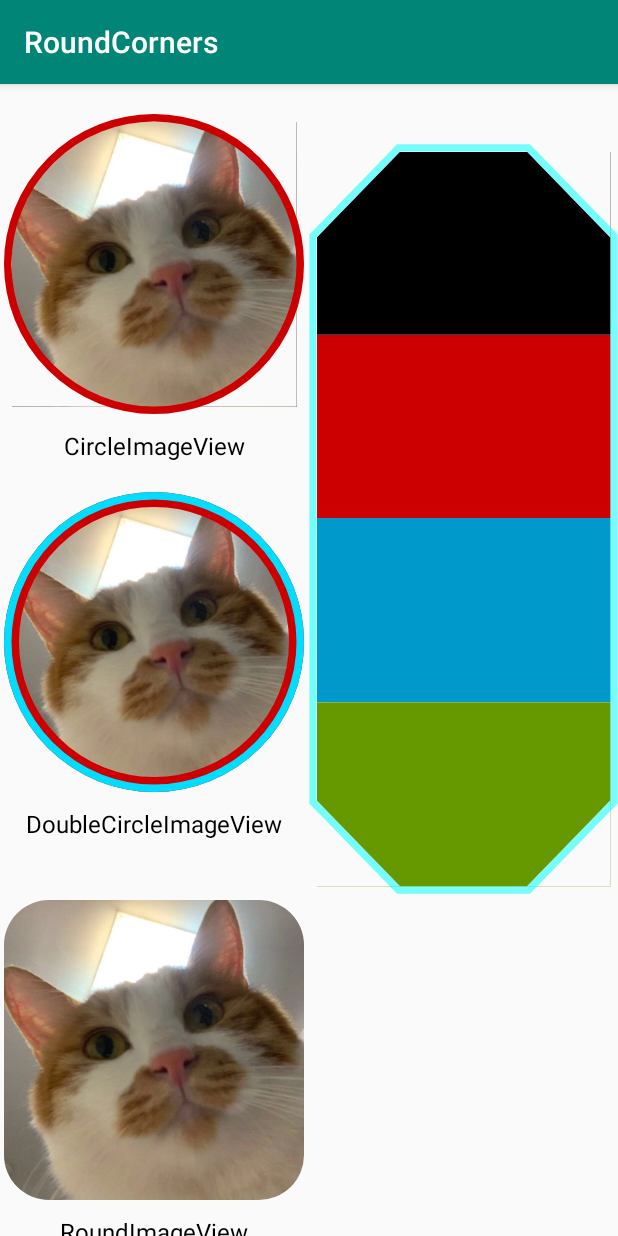
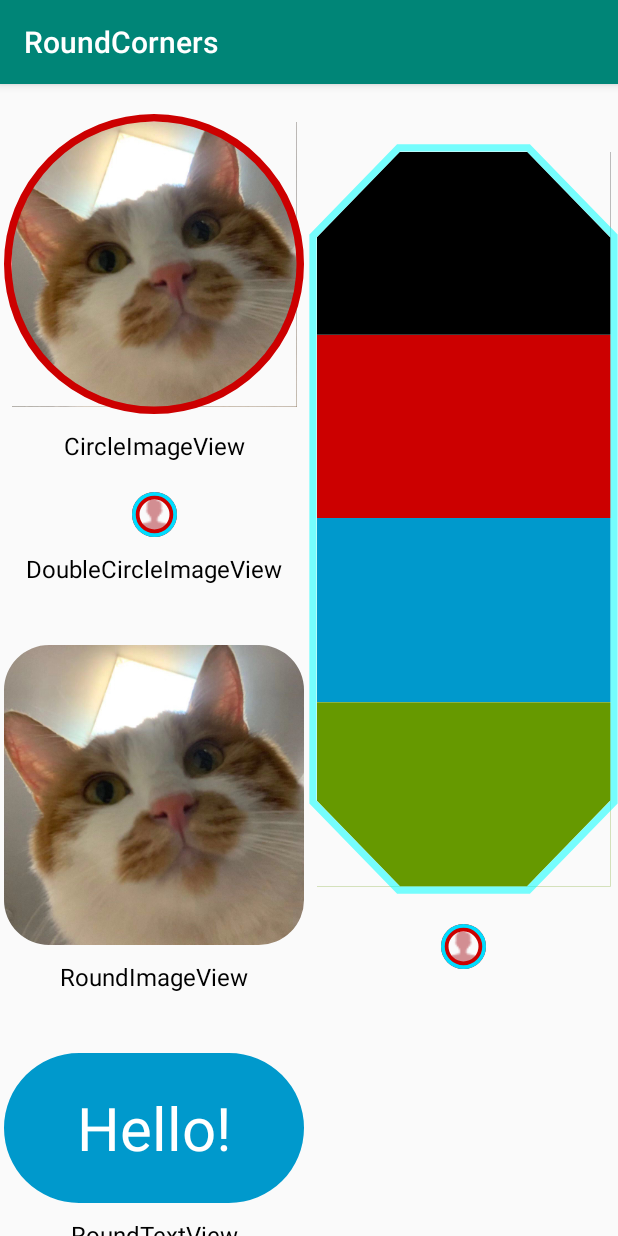
Before and after one commit to xmutzlq/CutCorners, an Android app: the screen it shows after launch (MainActivity), on a phone screen of 412 x 824 dp. Run offline under Robolectric (Android 15) with nearby library versions, the phone set to English and light mode, and no system bars; our stand-ins replace CircleImageView.

Commit message:
//双边框图片

```diff
--- a/app/src/main/res/layout/activity_main.xml
+++ b/app/src/main/res/layout/activity_main.xml
@@ -34,14 +34,14 @@
                 android:textSize="16sp" />
 
             <com.kproduce.roundcorners.DoubleCircleImageView
-                android:layout_width="200dp"
-                android:layout_height="200dp"
+                android:layout_width="30dp"
+                android:layout_height="30dp"
                 android:layout_marginTop="20dp"
-                android:src="@mipmap/ic_test"
+                android:src="@mipmap/icon_default_head"
                 app:rStrokeColor="@android:color/holo_red_dark"
-                app:rStrokeWidth="10dp"
+                app:rStrokeWidth="5dp"
                 app:rStrokeOuterColor="@android:color/holo_blue_bright"
-                app:rStrokeOuterWidth="10dp"/>
+                app:rStrokeOuterWidth="5dp"/>
 
             <TextView
                 android:layout_width="wrap_content"
@@ -258,6 +258,16 @@
                     android:layout_weight="1"
                     android:background="@android:color/holo_green_dark" />
             </com.kproduce.roundcorners.CutLinearLayout>
+
+            <com.kproduce.roundcorners.DoubleCircleImageView
+                android:layout_width="30dp"
+                android:layout_height="30dp"
+                android:layout_marginTop="20dp"
+                android:src="@mipmap/icon_default_head"
+                app:rStrokeColor="@android:color/holo_red_dark"
+                app:rStrokeWidth="5dp"
+                app:rStrokeOuterColor="@android:color/holo_blue_bright"
+                app:rStrokeOuterWidth="5dp"/>
         </LinearLayout>
     </ScrollView>
 </LinearLayout>
--- a/roundcorners/src/main/res/values/attrs.xml
+++ b/roundcorners/src/main/res/values/attrs.xml
@@ -57,6 +57,8 @@
         <attr name="rBottomRightRadius" />
         <attr name="rStrokeWidth" />
         <attr name="rStrokeColor" />
+        <attr name="rStrokeOuterWidth" />
+        <attr name="rStrokeOuterColor" />
     </declare-styleable>
 
     <declare-styleable name="RoundRelativeLayout">
```
Also changed, not shown: app/src/main/res/mipmap-xxxhdpi/icon_default_head.png (added).
